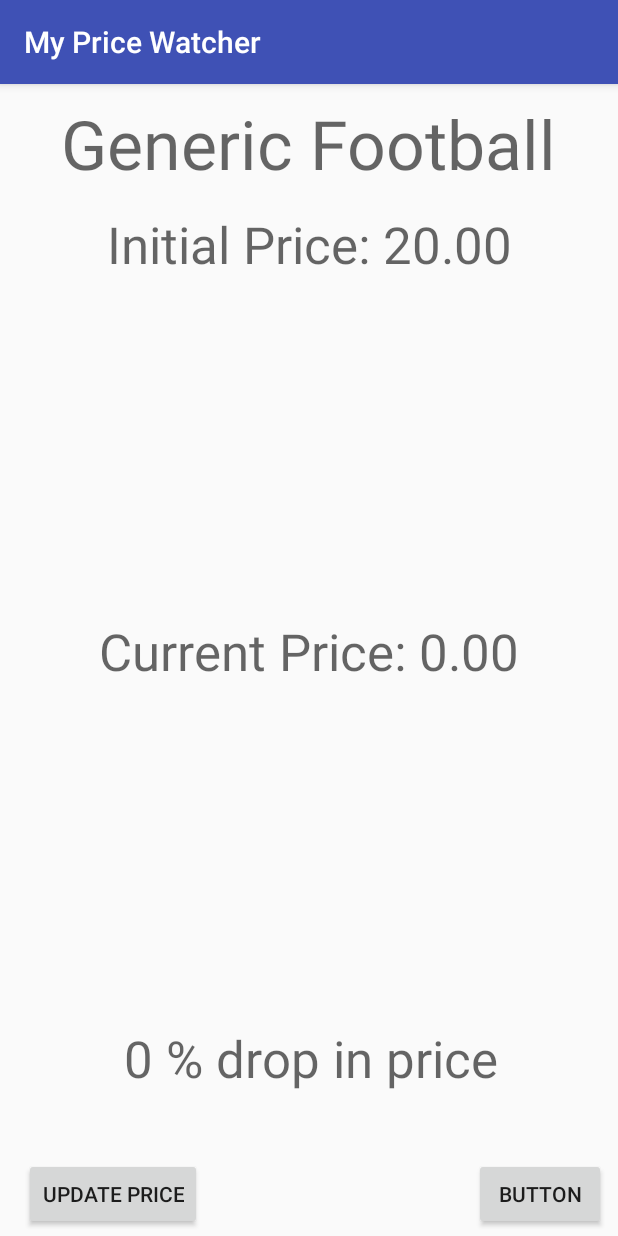
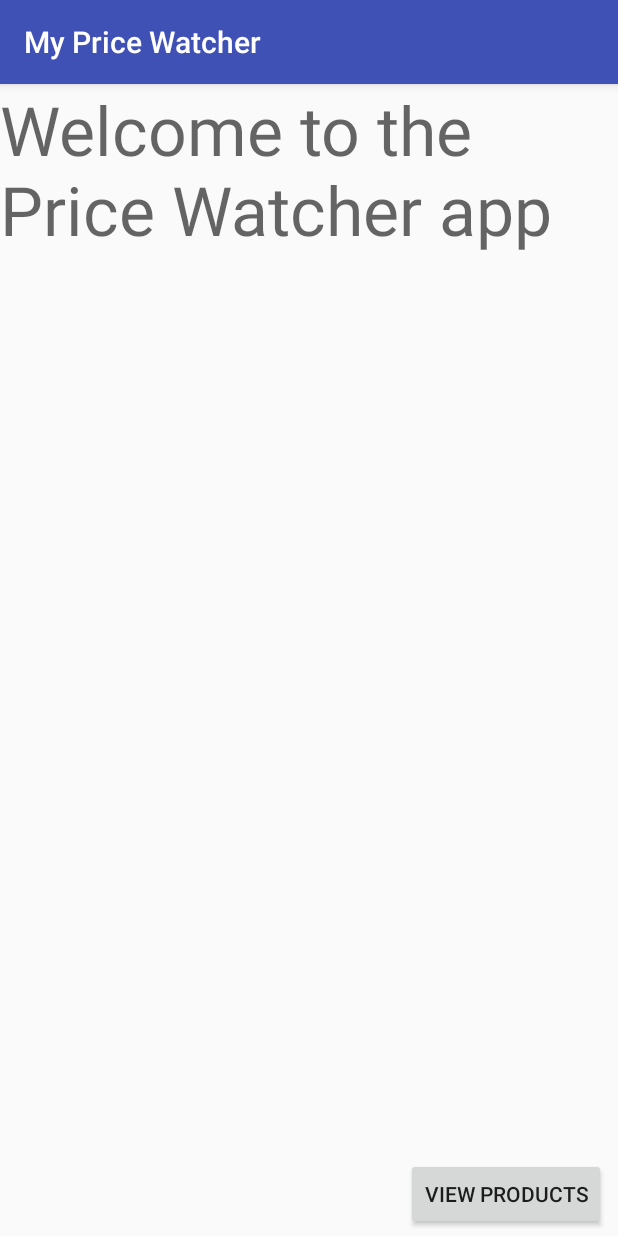
Before and after one commit to dmsolorzano/PriceWatcherApp, an Android app: the screen it shows after launch (MainActivity), on a phone screen of 412 x 824 dp. Run offline under Robolectric (Android 15) with nearby library versions, the phone set to English and light mode, and no system bars.

Commit message:
Percentage Drop fix, Removed item from MainActivity

```diff
--- a/app/src/main/java/edu/utep/cs/cs4330/mypricewatcher/MainActivity.java
+++ b/app/src/main/java/edu/utep/cs/cs4330/mypricewatcher/MainActivity.java
@@ -13,79 +13,23 @@ import java.io.Serializable;
 import java.util.Locale;
 
 public class MainActivity extends AppCompatActivity {
-    private PriceFinder tracker;
-    private TextView productNameDisplay;
-    private TextView initialPriceDisplay;
-    private TextView currentPriceDisplay;
-    private TextView percentageChangeDisplay;
-
-
-    private Button updatePriceButton;
-    private Button viewListButton;
+    private Button seeProductsButton;
+    private TextView welcomeText;
     @Override
     protected void onCreate(Bundle savedInstanceState) {
         super.onCreate(savedInstanceState);
         setContentView(R.layout.activity_main);
-        tracker = new PriceFinder();
-
-        // Restore state
-        if (savedInstanceState != null) {
-            tracker.product1.setProductName(savedInstanceState.getString("name"));
-            tracker.product1.setInitialPrice(savedInstanceState.getDouble("initialPrice"));
-            tracker.product1.setCurrentPrice(savedInstanceState.getDouble("currentPrice"));
-            tracker.setPercentageChange(savedInstanceState.getInt("percent"));
-        }
-
-        productNameDisplay = findViewById(R.id.productNameDisplay);
-        initialPriceDisplay = findViewById(R.id.initialPriceDisplay);
-        currentPriceDisplay = findViewById(R.id.currentPriceDisplay);
-        percentageChangeDisplay = findViewById(R.id.percentageChangeDisplay);
-
-
-
-        updatePriceButton = findViewById(R.id.updatePriceButton);
-        updatePriceButton.setOnClickListener(this::updatePriceClicked);
-        viewListButton = findViewById(R.id.viewListButton);
-        viewListButton.setOnClickListener(this::listButtonClicked);
-        displayPrice();
+        seeProductsButton = findViewById(R.id.viewListButton);
+        seeProductsButton.setOnClickListener(this::listButtonClicked);
+        seeProductsButton.setText(String.format("%s", "View Products"));
+        welcomeText = findViewById(R.id.welcomeText);
+        welcomeText.setText(String.format("%s", "Welcome to the Price Watcher app"));
 
     }
 
     public void listButtonClicked(View view) {
         Intent i = new Intent(this, ProductListActivity.class);
-
-        /*Bundle args = new Bundle();
-        args.putSerializable("ARRAYLIST",(Serializable)tracker.products);
-        i.putExtra("BUNDLE",args);*/
-
         startActivity(i);
     }
 
-    public void displayPrice(){
-        productNameDisplay.setText(tracker.product1.getProductName());
-        initialPriceDisplay.setText(String.format(Locale.getDefault(),
-                "Initial Price: %.2f",tracker.product1.getInitialPrice()));
-        currentPriceDisplay.setText(String.format(Locale.getDefault(),
-                "Current Price: %.2f",tracker.product1.getCurrentPrice()));
-        percentageChangeDisplay.setText(String.format(Locale.getDefault(),
-                        "%d %% drop in price",tracker.getPercentageChange()));
-    }
-
-    public void updatePriceClicked(View view){
-        Toast.makeText(this, "Update Tapped!", Toast.LENGTH_SHORT).show();
-        tracker.updatePrice();// randomize current price from PriceFinder class
-        tracker.calculatePercentageChange();
-        displayPrice();
-    }
-
-    @Override
-    protected void onSaveInstanceState(Bundle outState) {
-        super.onSaveInstanceState(outState);
-        // Save our own state now
-        outState.putString("name", tracker.product1.getProductName());
-        outState.putDouble("initialPrice",tracker.product1.getInitialPrice());
-        outState.putDouble("currentPrice",tracker.product1.getCurrentPrice());
-        outState.putInt("percent", tracker.getPercentageChange());
-    }
-
 }
--- a/app/src/main/java/edu/utep/cs/cs4330/mypricewatcher/PriceFinder.java
+++ b/app/src/main/java/edu/utep/cs/cs4330/mypricewatcher/PriceFinder.java
@@ -46,8 +46,13 @@ public class PriceFinder {
     /** Method used to calculate the percentage change between the initial price
      * and the current price*/
     public void calculatePercentageChange(){
-        double decrease = (product1.getInitialPrice() - product1.getCurrentPrice());
-        percentageChange = (int)((decrease / product1.getInitialPrice())*100);
+        //double decrease = (product1.getInitialPrice() - product1.getCurrentPrice());
+        //percentageChange = (int)((decrease / product1.getInitialPrice())*100);
+        for(Product element: products){
+            double decrease = (element.getInitialPrice() - element.getCurrentPrice());
+            int newPercent = (int)((decrease / element.getInitialPrice())*100);
+            element.setPercentageChange(newPercent);
+        }
     }
 
     public int getPercentageChange() {
--- a/app/src/main/java/edu/utep/cs/cs4330/mypricewatcher/Product.java
+++ b/app/src/main/java/edu/utep/cs/cs4330/mypricewatcher/Product.java
@@ -6,6 +6,7 @@ public class Product {
     private double initialPrice;
     private double currentPrice;
     private String url;
+    private int percentageChange;
 
     public Product() {
         productName = "Generic Football";
@@ -59,4 +60,12 @@ public class Product {
     public void setUrl(String url) {
         this.url = url;
     }
+
+    public int getPercentageChange() {
+        return percentageChange;
+    }
+
+    public void setPercentageChange(int percentageChange) {
+        this.percentageChange = percentageChange;
+    }
 }
--- a/app/src/main/java/edu/utep/cs/cs4330/mypricewatcher/ProductListActivity.java
+++ b/app/src/main/java/edu/utep/cs/cs4330/mypricewatcher/ProductListActivity.java
@@ -38,6 +38,8 @@ public class ProductListActivity extends AppCompatActivity {
     private void updatePriceButtonClicked(View view) {
         Toast.makeText(this, "Update Tapped!", Toast.LENGTH_SHORT).show();
         tracker.updatePrice();
-        adapter.notifyDataSetChanged(); //updates
+        tracker.calculatePercentageChange();
+        adapter.notifyDataSetChanged(); //updates ListView
     }
+    //TODO save state
 }
--- a/app/src/main/java/edu/utep/cs/cs4330/mypricewatcher/ProductsAdapter.java
+++ b/app/src/main/java/edu/utep/cs/cs4330/mypricewatcher/ProductsAdapter.java
@@ -38,7 +38,7 @@ public class ProductsAdapter extends ArrayAdapter<Product> {
         currentPrice.setText(String.format("Current Price: $%.2f",currentProduct.getCurrentPrice()));
 
         TextView percentageChange = (TextView) listProduct.findViewById(R.id.percentageDrop);
-        percentageChange.setText(String.format("Percentage Drop: %d %%", 0));
+        percentageChange.setText(String.format("Percentage Drop: %d %%", currentProduct.getPercentageChange()));
 
         return listProduct;
     }
--- a/app/src/main/res/layout/activity_main.xml
+++ b/app/src/main/res/layout/activity_main.xml
@@ -6,82 +6,6 @@
     android:layout_height="match_parent"
     tools:context=".MainActivity"
     tools:layout_editor_absoluteY="81dp">
-
-    <TextView
-        android:id="@+id/productNameDisplay"
-        android:layout_width="wrap_content"
-        android:layout_height="wrap_content"
-        android:layout_marginBottom="8dp"
-        android:layout_marginEnd="8dp"
-        android:layout_marginLeft="8dp"
-        android:layout_marginRight="8dp"
-        android:layout_marginStart="8dp"
-        android:layout_marginTop="8dp"
-        android:text="TextView"
-        android:textAppearance="@style/TextAppearance.AppCompat.Display2"
-        app:layout_constraintBottom_toTopOf="@+id/initialPriceDisplay"
-        app:layout_constraintEnd_toEndOf="parent"
-        app:layout_constraintHorizontal_bias="0.501"
-        app:layout_constraintStart_toStartOf="parent"
-        app:layout_constraintTop_toTopOf="parent"
-        app:layout_constraintVertical_bias="0.222"
-        tools:text="Product Name" />
-
-    <TextView
-        android:id="@+id/initialPriceDisplay"
-        android:layout_width="wrap_content"
-        android:layout_height="wrap_content"
-        android:layout_marginEnd="8dp"
-        android:layout_marginLeft="8dp"
-        android:layout_marginRight="8dp"
-        android:layout_marginStart="8dp"
-        android:layout_marginTop="84dp"
-        android:text="@string/initialPrice"
-        android:textAppearance="@style/TextAppearance.AppCompat.Display1"
-        app:layout_constraintEnd_toEndOf="parent"
-        app:layout_constraintStart_toStartOf="parent"
-        app:layout_constraintTop_toTopOf="parent"
-        tools:text="Initial Price" />
-
-    <TextView
-        android:id="@+id/currentPriceDisplay"
-        android:layout_width="wrap_content"
-        android:layout_height="wrap_content"
-        android:layout_marginBottom="8dp"
-        android:layout_marginTop="8dp"
-        android:text="TextView"
-        android:textAppearance="@style/TextAppearance.AppCompat.Display1"
-        app:layout_constraintBottom_toTopOf="@+id/percentageChangeDisplay"
-        app:layout_constraintEnd_toEndOf="parent"
-        app:layout_constraintHorizontal_bias="0.502"
-        app:layout_constraintStart_toStartOf="parent"
-        app:layout_constraintTop_toBottomOf="@+id/initialPriceDisplay"
-        tools:text="Current Price" />
-
-    <TextView
-        android:id="@+id/percentageChangeDisplay"
-        android:layout_width="wrap_content"
-        android:layout_height="wrap_content"
-        android:layout_marginBottom="96dp"
-        android:text="TextView"
-        android:textAppearance="@style/TextAppearance.AppCompat.Display1"
-        app:layout_constraintBottom_toBottomOf="parent"
-        app:layout_constraintEnd_toEndOf="parent"
-        app:layout_constraintHorizontal_bias="0.507"
-        app:layout_constraintStart_toStartOf="parent"
-        tools:text="Percentage Change" />
-
-    <Button
-        android:id="@+id/updatePriceButton"
-        android:layout_width="wrap_content"
-        android:layout_height="wrap_content"
-        android:layout_marginBottom="4dp"
-        android:layout_marginLeft="16dp"
-        android:layout_marginStart="16dp"
-        android:text="@string/updateButton"
-        app:layout_constraintBottom_toBottomOf="parent"
-        app:layout_constraintStart_toStartOf="parent"
-        tools:text="Update Price" />
 
     <Button
         android:id="@+id/viewListButton"
@@ -93,4 +17,13 @@
         android:text="Button"
         app:layout_constraintBottom_toBottomOf="parent"
         app:layout_constraintEnd_toEndOf="parent" />
+
+    <TextView
+        android:id="@+id/welcomeText"
+        android:layout_width="wrap_content"
+        android:layout_height="wrap_content"
+        android:text="TextView"
+        android:textAppearance="@style/TextAppearance.AppCompat.Display2"
+        tools:layout_editor_absoluteX="88dp"
+        tools:layout_editor_absoluteY="26dp" />
 </android.support.constraint.ConstraintLayout>
```
